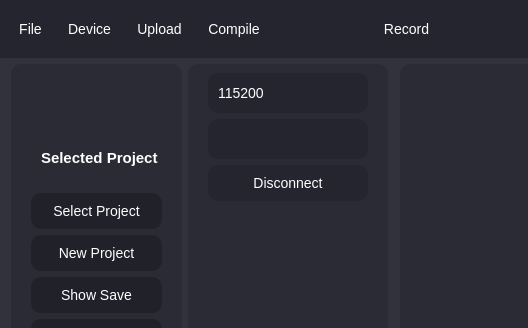
Old version of the form Ui/GraphingUi.ui in the repository OrionAerospaceYT/SideKick; both pictures show x 0 to 528 and y 0 to 328 of the 1026 by 638 pixel window.
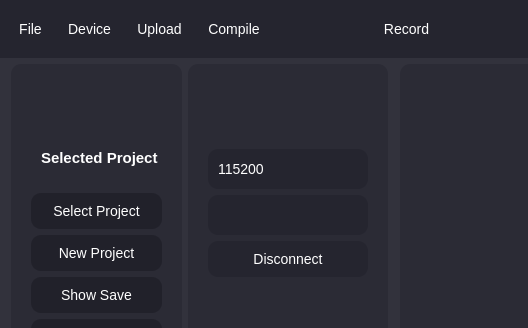
New version of the form. Icons and pictures are not drawn.

What changed in the file:
```diff
--- a/Ui/GraphingUi.ui
+++ b/Ui/GraphingUi.ui
@@ -544,7 +544,14 @@
   font-size: 20px;
   font-weight: bold;
   padding-left: 6px;
-}</string>
+}
+QLabel#logo_2{
+  background-color: #2b2b35;
+  image: url(Ui/SideKick_Logo.png);
+  width:100px;
+  height:40px;
+}
+</string>
         </property>
         <layout class="QVBoxLayout" name="dhsgd">
          <property name="leftMargin">
@@ -553,6 +560,41 @@
          <property name="rightMargin">
           <number>20</number>
          </property>
+         <item>
+          <widget class="QLabel" name="logo_2">
+           <property name="minimumSize">
+            <size>
+             <width>0</width>
+             <height>50</height>
+            </size>
+           </property>
+           <property name="maximumSize">
+            <size>
+             <width>16777215</width>
+             <height>50</height>
+            </size>
+           </property>
+           <property name="text">
+            <string/>
+           </property>
+          </widget>
+         </item>
+         <item>
+          <spacer name="verticalSpacer_6">
+           <property name="orientation">
+            <enum>Qt::Vertical</enum>
+           </property>
+           <property name="sizeType">
+            <enum>QSizePolicy::Minimum</enum>
+           </property>
+           <property name="sizeHint" stdset="0">
+            <size>
+             <width>20</width>
+             <height>20</height>
+            </size>
+           </property>
+          </spacer>
+         </item>
          <item>
           <widget class="QComboBox" name="baud_rate">
            <item>
```
